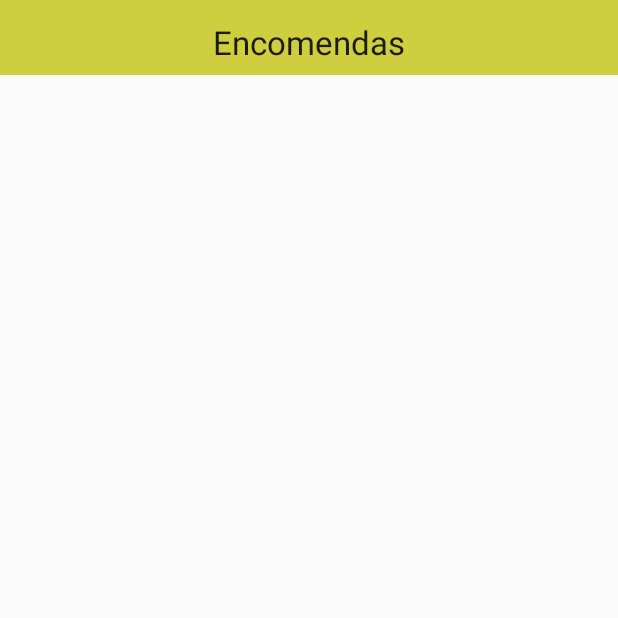
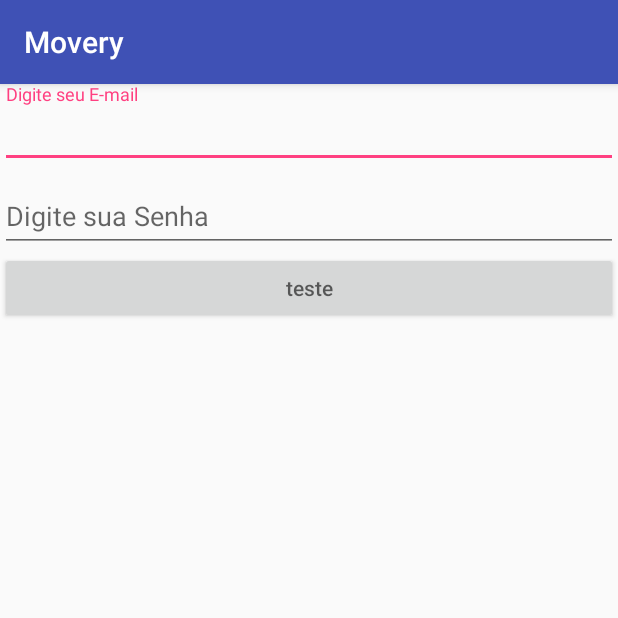
Before and after one commit to cszneider/Movery, an Android app: the screen it shows after launch (MainActivity before the commit, SignInActivity after it), on a phone screen of 412 x 824 dp, the top half of it. Run offline under Robolectric (Android 15) with nearby library versions, the phone set to English and light mode, and no system bars.

Commit message:
tela de login

```diff
--- a/app/build.gradle
+++ b/app/build.gradle
@@ -29,5 +29,6 @@ dependencies {
     compile 'com.google.code.gson:gson:2.8.0'
     compile 'com.squareup.picasso:picasso:2.5.2'
     compile 'com.auth0.android:auth0:1.8.0'
+    compile 'com.android.support.constraint:constraint-layout:1.0.2'
     testCompile 'junit:junit:4.12'
 }
--- a/app/src/main/AndroidManifest.xml
+++ b/app/src/main/AndroidManifest.xml
@@ -12,8 +12,9 @@
         android:theme="@style/AppTheme">
         <activity
             android:name=".MainActivity"
-            android:label="@string/app_name"
-            android:theme="@style/AppTheme.NoActionBar">
+            android:label="@string/app_name">
+        </activity>
+        <activity android:name=".activities.SignInActivity">
             <intent-filter>
                 <action android:name="android.intent.action.MAIN" />
 
--- /dev/null
+++ b/app/src/main/java/br/feevale/movery/activities/SignInActivity.java
@@ -0,0 +1,15 @@
+package br.feevale.movery.activities;
+
+import android.support.v7.app.AppCompatActivity;
+import android.os.Bundle;
+
+import br.feevale.movery.R;
+
+public class SignInActivity extends AppCompatActivity {
+
+    @Override
+    protected void onCreate(Bundle savedInstanceState) {
+        super.onCreate(savedInstanceState);
+        setContentView(R.layout.activity_sign_in);
+    }
+}
--- a/app/src/main/res/layout/activity_main.xml
+++ b/app/src/main/res/layout/activity_main.xml
@@ -9,15 +9,13 @@
 
     <android.support.design.widget.AppBarLayout
         android:layout_width="match_parent"
-        android:layout_height="wrap_content"
-        android:theme="@style/AppTheme.AppBarOverlay">
+        android:layout_height="wrap_content">
 
         <android.support.v7.widget.Toolbar
             android:id="@+id/toolbar"
             android:layout_width="match_parent"
             android:layout_height="?attr/actionBarSize"
-            android:background="?attr/colorPrimary"
-            app:popupTheme="@style/AppTheme.PopupOverlay" />
+            android:background="?attr/colorPrimary"/>
 
     </android.support.design.widget.AppBarLayout>
 
--- /dev/null
+++ b/app/src/main/res/layout/activity_sign_in.xml
@@ -0,0 +1,43 @@
+<?xml version="1.0" encoding="utf-8"?>
+<LinearLayout xmlns:android="http://schemas.android.com/apk/res/android"
+    xmlns:app="http://schemas.android.com/apk/res-auto"
+    xmlns:tools="http://schemas.android.com/tools"
+    android:layout_width="match_parent"
+    android:layout_height="match_parent"
+    tools:context=".activities.SignInActivity"
+    android:orientation="vertical">
+
+    <LinearLayout
+        android:layout_height="match_parent"
+        android:layout_width="match_parent"
+        android:orientation="vertical">
+
+        <android.support.design.widget.TextInputLayout
+            android:layout_width="match_parent"
+            android:layout_height="wrap_content">
+
+            <android.support.design.widget.TextInputEditText
+                android:layout_width="match_parent"
+                android:layout_height="wrap_content"
+                android:hint="@string/email_hint"/>
+        </android.support.design.widget.TextInputLayout>
+
+        <android.support.design.widget.TextInputLayout
+            android:layout_width="match_parent"
+            android:layout_height="wrap_content">
+
+            <android.support.design.widget.TextInputEditText
+                android:layout_width="match_parent"
+                android:layout_height="wrap_content"
+                android:hint="@string/password_hint"/>
+        </android.support.design.widget.TextInputLayout>
+
+        <Button
+            android:layout_width="match_parent"
+            android:layout_height="wrap_content"
+            android:hint="teste"/>
+    </LinearLayout>
+
+
+
+</LinearLayout>
```
